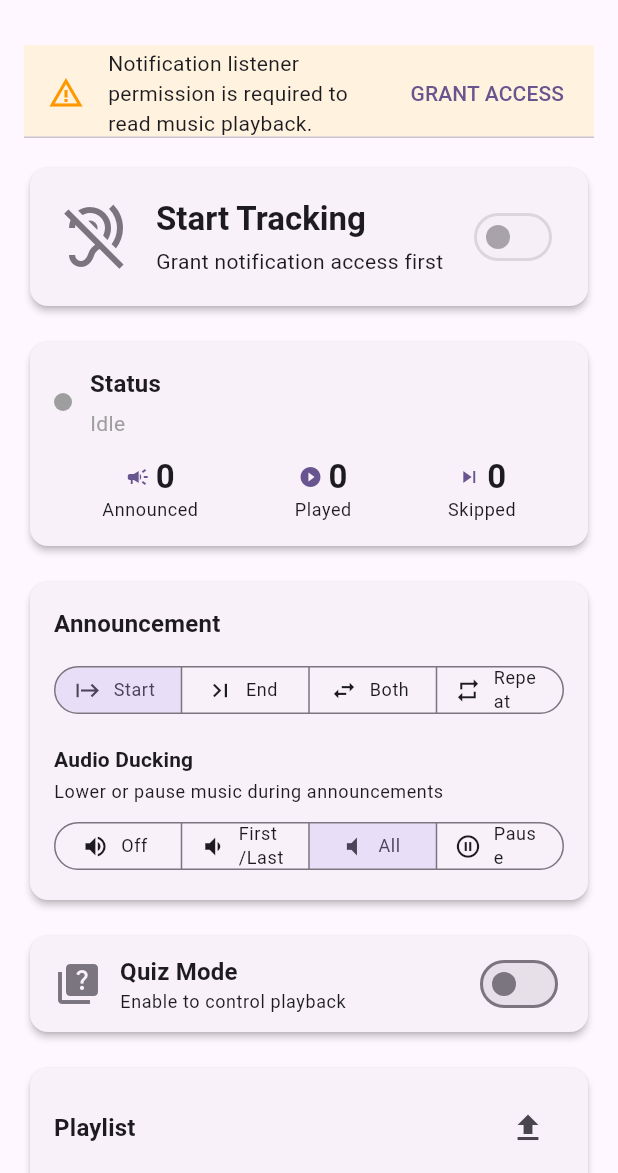
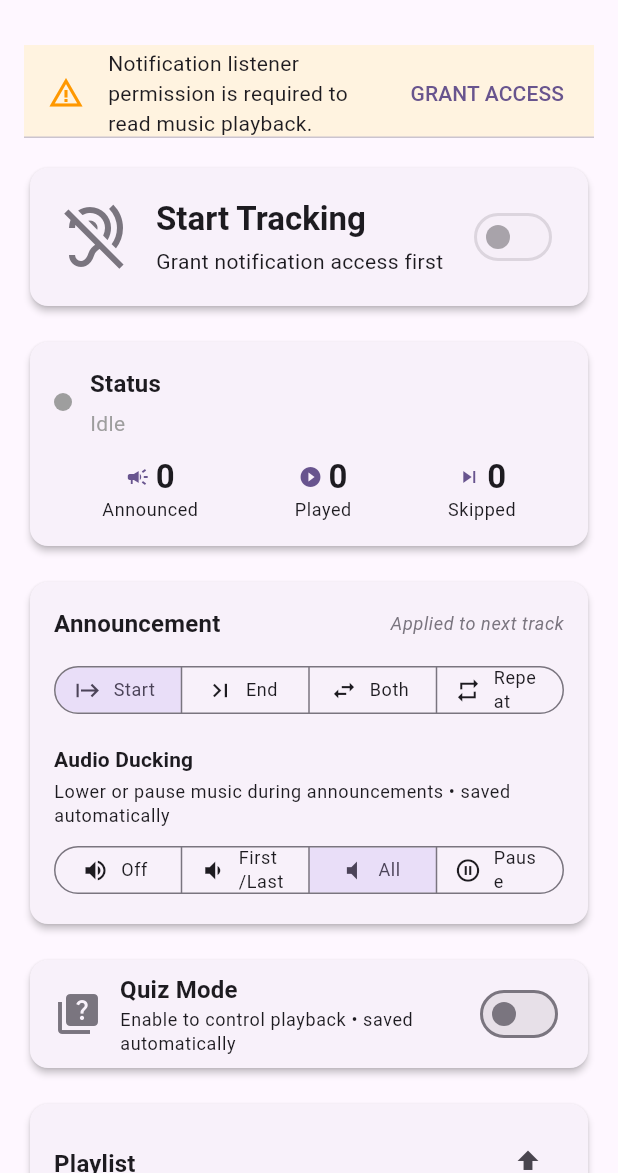
Before and after one commit to quablarox/TubeQuiz, a Flutter app: the screen it shows after launch, on a phone screen of 412 x 824 dp, the part 63-1236 px from its top. Run offline on Flutter 3.47's test engine with Material 3 defaults, Android fonts, the phone set to English and light mode, and no system bars; our stand-ins replace csv, file_picker, flutter_tts, package_info_plus, shared_preferences.

```diff
--- a/lib/screens/dashboard_screen.dart
+++ b/lib/screens/dashboard_screen.dart
@@ -205,9 +205,9 @@ class _DashboardScreenState extends State<DashboardScreen>
                     const SizedBox(height: 4),
                     Text(
                       isRunning
-                          ? 'Monitoring music playback...'
+                          ? 'Monitoring music playback and announcing tracks'
                           : provider.isNotificationListenerEnabled
-                              ? 'Tap to start tracking songs'
+                              ? 'Tap to start — announces every new track'
                               : 'Grant notification access first',
                       style: Theme.of(context).textTheme.bodyMedium,
                     ),
@@ -260,7 +260,7 @@ class _DashboardScreenState extends State<DashboardScreen>
                   Text(
                     isQuiz
                         ? 'Controls playback with snippets & playlist'
-                        : 'Enable to control playback',
+                        : 'Enable to control playback • saved automatically',
                     style: Theme.of(context).textTheme.bodySmall,
                   ),
                 ],
--- a/lib/widgets/announce_settings_card.dart
+++ b/lib/widgets/announce_settings_card.dart
@@ -29,11 +29,23 @@ class AnnounceSettingsCard extends StatelessWidget {
         child: Column(
           crossAxisAlignment: CrossAxisAlignment.start,
           children: [
-            Text(
-              'Announcement',
-              style: Theme.of(context).textTheme.titleMedium?.copyWith(
-                    fontWeight: FontWeight.bold,
-                  ),
+            Row(
+              mainAxisAlignment: MainAxisAlignment.spaceBetween,
+              children: [
+                Text(
+                  'Announcement',
+                  style: Theme.of(context).textTheme.titleMedium?.copyWith(
+                        fontWeight: FontWeight.bold,
+                      ),
+                ),
+                Text(
+                  'Applied to next track',
+                  style: Theme.of(context).textTheme.bodySmall?.copyWith(
+                        color: Theme.of(context).colorScheme.outline,
+                        fontStyle: FontStyle.italic,
+                      ),
+                ),
+              ],
             ),
             const SizedBox(height: 12),
             SegmentedButton<AnnounceTiming>(
@@ -127,7 +139,7 @@ class AnnounceSettingsCard extends StatelessWidget {
             ),
             const SizedBox(height: 4),
             Text(
-              'Lower or pause music during announcements',
+              'Lower or pause music during announcements • saved automatically',
               style: Theme.of(context).textTheme.bodySmall,
             ),
             const SizedBox(height: 8),
--- a/pubspec.yaml
+++ b/pubspec.yaml
@@ -1,5 +1,8 @@
 name: tube_quiz
-description: Music Quiz Master - A companion app for YouTube Music that creates automated "Guess the Song" quiz experiences.
+description: >-
+  Music Quiz Master – A companion app for YouTube Music and Amazon Music that
+  monitors playback, announces tracks via TTS, and runs automated
+  "Guess the Song" snippet quizzes.
 publish_to: 'none'
 version: 1.0.0+1
 
```
Also changed, not shown: lib/services/tts_service.dart (+77 -1 lines), lib/widgets/snippet_duration_slider.dart (+17 -5 lines), 10 other files.
